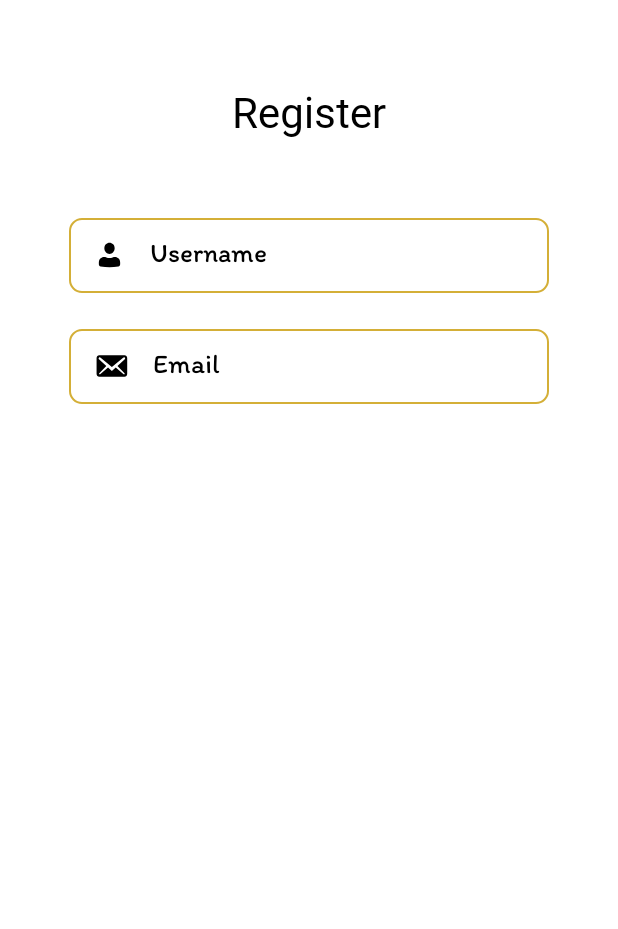
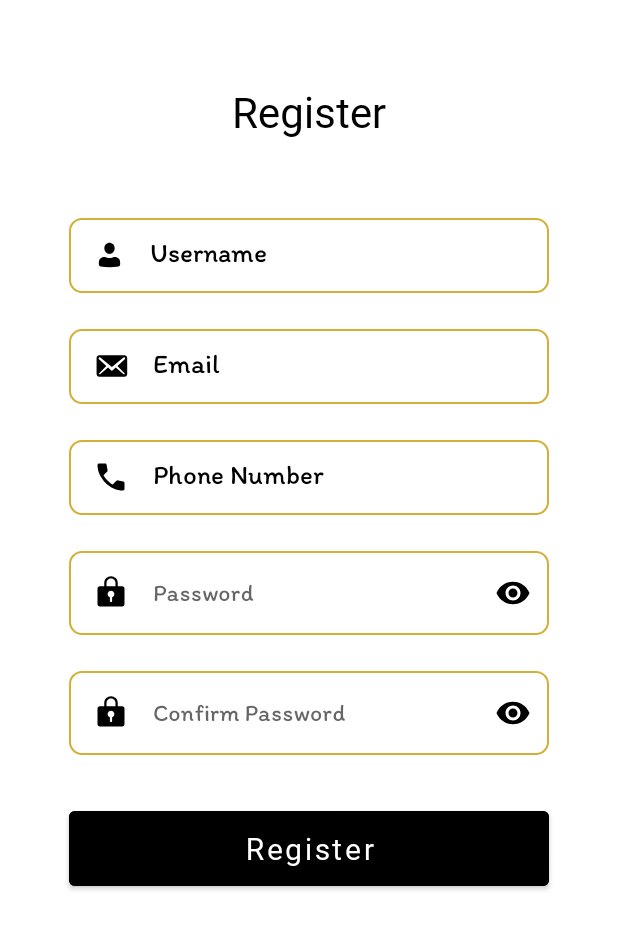
Before and after one commit to Outfitly/Mobile-Development, an Android app: the screen it shows after launch (RegisterActivity), on a phone screen of 412 x 824 dp. Shown: the top 929 px of the screen. Run offline under Robolectric (Android 15) with nearby library versions, the phone set to English and light mode, and no system bars; libraries missing offline, so code that uses them is left out: by.kirich1409.viewbindingdelegate.

Commit message:
Finished Password EditText

```diff
--- a/app/src/main/java/com/android/outfitly/RegisterActivity.kt
+++ b/app/src/main/java/com/android/outfitly/RegisterActivity.kt
@@ -6,4 +6,5 @@ import com.android.outfitly.databinding.ActivityRegisterBinding
 
 class RegisterActivity : AppCompatActivity(R.layout.activity_register)  {
     private val binding by viewBinding(ActivityRegisterBinding::bind)
+
 }
--- /dev/null
+++ b/app/src/main/res/drawable/custom_cursor.xml
@@ -0,0 +1,6 @@
+<?xml version="1.0" encoding="utf-8"?>
+<shape xmlns:android="http://schemas.android.com/apk/res/android"
+    android:shape="rectangle">
+    <size android:width="2dp" />
+    <solid android:color="@color/black1" />
+</shape>
--- a/app/src/main/res/layout/activity_register.xml
+++ b/app/src/main/res/layout/activity_register.xml
@@ -52,6 +52,103 @@
         app:layout_constraintTop_toBottomOf="@+id/edt_username"
         />
 
+    <EditText
+        android:id="@+id/edt_phone"
+        android:layout_width="match_parent"
+        android:layout_height="50dp"
+        android:layout_marginHorizontal="46dp"
+        android:layout_marginTop="24dp"
+        android:background="@drawable/bg_border_edit_text"
+        android:drawableStart="@drawable/ic_phone"
+        android:drawablePadding="16dp"
+        android:hint="Phone Number"
+        android:paddingHorizontal="16dp"
+        android:textColor="@color/black"
+        android:textColorHint="@color/black"
+        android:fontFamily="@font/itim"
+        app:layout_constraintTop_toBottomOf="@+id/edt_email"
+        />
+
+    <com.google.android.material.textfield.TextInputLayout
+        android:id="@+id/layout_password"
+        android:layout_width="match_parent"
+        android:layout_height="wrap_content"
+        android:layout_marginHorizontal="46dp"
+        android:layout_marginTop="24dp"
+        app:passwordToggleEnabled="true"
+        app:boxStrokeWidth="0dp"
+        app:boxStrokeWidthFocused="0dp"
+        app:hintTextColor="@color/black"
+        app:passwordToggleTint="@color/black"
+        app:layout_constraintTop_toBottomOf="@id/edt_phone">
+
+        <EditText
+            android:id="@+id/edt_password"
+            android:layout_width="match_parent"
+            android:layout_height="wrap_content"
+            android:background="@drawable/bg_border_edit_text"
+            android:padding="16dp"
+            android:drawableStart="@drawable/ic_lock"
+            android:drawablePadding="16dp"
+            android:hint="Password"
+            android:paddingHorizontal="16dp"
+            android:textColor="@color/black"
+            android:textColorHint="@color/black"
+            android:textCursorDrawable="@drawable/custom_cursor"
+            android:fontFamily="@font/itim"
+            android:inputType="textPassword" />
+    </com.google.android.material.textfield.TextInputLayout>
+
+
+    <com.google.android.material.textfield.TextInputLayout
+        android:id="@+id/layout_confirm_password"
+        android:layout_width="match_parent"
+        android:layout_height="wrap_content"
+        android:layout_marginHorizontal="46dp"
+        android:layout_marginTop="24dp"
+        app:passwordToggleEnabled="true"
+        app:boxStrokeWidth="0dp"
+        app:boxStrokeWidthFocused="0dp"
+        app:hintTextColor="@color/black"
+        app:passwordToggleTint="@color/black"
+        app:layout_constraintTop_toBottomOf="@id/layout_password">
+
+        <EditText
+            android:id="@+id/edt_confirm_password"
+            android:layout_width="match_parent"
+            android:layout_height="wrap_content"
+            android:background="@drawable/bg_border_edit_text"
+            android:padding="16dp"
+            android:drawableStart="@drawable/ic_lock"
+            android:drawablePadding="16dp"
+            android:hint="Confirm Password"
+            android:paddingHorizontal="16dp"
+            android:textColor="@color/black"
+            android:textColorHint="@color/black"
+            android:textCursorDrawable="@drawable/custom_cursor"
+            android:fontFamily="@font/itim"
+            android:inputType="textPassword" />
+    </com.google.android.material.textfield.TextInputLayout>
+
+    <com.google.android.material.button.MaterialButton
+        android:id="@+id/btn_register"
+        android:layout_height="50dp"
+        android:layout_width="match_parent"
+        android:layout_marginTop="37dp"
+        android:text="Register"
+        android:textColor="@color/white"
+        android:textSize="20sp"
+        android:textAllCaps="false"
+        android:fontFamily="@font/bagel_fat_one"
+        android:backgroundTint="@color/black"
+        android:layout_marginHorizontal="46dp"
+        app:layout_constraintTop_toBottomOf="@id/layout_confirm_password"
+        android:insetTop="0dp"
+        android:insetBottom="0dp"
+        android:insetRight="0dp"
+        android:insetLeft="0dp"
+        />
+
 
 
 </androidx.constraintlayout.widget.ConstraintLayout>
--- a/app/src/main/res/values/colors.xml
+++ b/app/src/main/res/values/colors.xml
@@ -3,4 +3,5 @@
     <color name="black">#FF000000</color>
     <color name="white">#FFFFFFFF</color>
     <color name="golden">#D4AF37</color>
+    <color name="black1">#000000</color>
 </resources>
```
